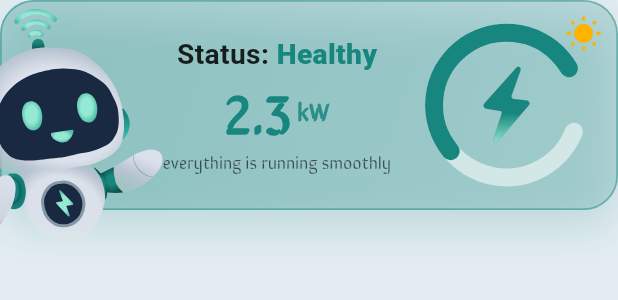
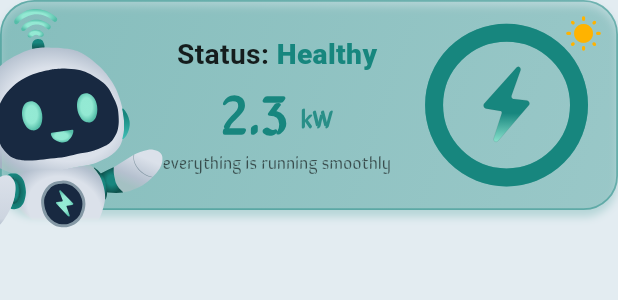
Before and after one commit to yaraHasan1/fluxa, a Flutter app: the StatusCard widget shown alone on an empty page, opened directly with empty values, on a phone screen of 412 x 824 dp. Shown: the top 300 px of the screen. Run offline on Flutter 3.47's test engine with Material 3 defaults, Android fonts, the phone set to English and light mode, and no system bars; our stand-ins replace equatable, flutter_bloc, flutter_svg, get_it, go_router.

Commit message:
feat(dashboard): tighten status card shadow and outline the readings

```diff
--- a/lib/features/dashboard/widgets/status_card.dart
+++ b/lib/features/dashboard/widgets/status_card.dart
@@ -50,10 +50,11 @@ class StatusCard extends StatelessWidget {
               ),
               boxShadow: [
                 BoxShadow(
-                  color: AppColors.teal.withValues(alpha: 0.18),
-                  blurRadius: 24,
-                  offset: const Offset(0, 12),
+                  color: AppColors.teal.withValues(alpha: 0.22),
+                  blurRadius: 4,
+                  offset: const Offset(0, 4),
                 ),
+
               ],
             ),
 
@@ -82,6 +83,13 @@ class StatusCard extends StatelessWidget {
                                 fontSize: context.sp(18),
                                 fontWeight: FontWeight.w900,
                                 color: AppColors.teal,
+                                shadows: [
+                                  Shadow(
+                                    color: AppColors.tealDark,
+                                    blurRadius: 0,
+                                    offset: const Offset(0, 0),
+                                  ),
+                                ],
                               ),
                             ),
                           ],
@@ -92,7 +100,7 @@ class StatusCard extends StatelessWidget {
 
                       Row(
                         mainAxisAlignment: MainAxisAlignment.center,
-                        crossAxisAlignment: CrossAxisAlignment.end,
+                        crossAxisAlignment: CrossAxisAlignment.start,
                         children: [
                           Text(
                             kilowatts.toStringAsFixed(1),
@@ -101,18 +109,30 @@ class StatusCard extends StatelessWidget {
                               fontWeight: FontWeight.w900,
                               color: AppColors.teal,
                               height: 0.9,
+                              shadows: [
+                                Shadow(
+                                  color: AppColors.tealDark,
+                                  blurRadius: 0,
+                                  offset: const Offset(0, 0),
+                                ),
+                              ],
                             ),
                           ),
-                          Padding(
-                            padding: EdgeInsets.only(bottom: context.r(6)),
-                            child: Text(
-                              ' kW',
-                              style: AppTextStyles.readingUnit.copyWith(
-                                fontSize: context.sp(16),
-                                fontWeight: FontWeight.w700,
-                                color: AppColors.teal.withValues(alpha: 0.85),
+                          SizedBox(width: context.r(8)),
+                          Column(
+                            mainAxisSize: MainAxisSize.min,
+                            crossAxisAlignment: CrossAxisAlignment.end,
+                            children: [
+                              SizedBox(height: context.r(10)),
+                              Text(
+                                'kW',
+                                style: AppTextStyles.readingUnit.copyWith(
+                                  fontSize: context.sp(16),
+                                  fontWeight: FontWeight.w700,
+                                  color: AppColors.teal.withValues(alpha: 0.85),
+                                ),
                               ),
-                            ),
+                            ],
                           ),
                         ],
                       ),
@@ -226,35 +246,21 @@ class _RingPainter extends CustomPainter {
       size.height - stroke,
     );
 
-    // Background arc
     final bg = Paint()
-      ..color = Colors.white.withValues(alpha: 0.55)
+      ..color = color.withOpacity(0.35)
       ..style = PaintingStyle.stroke
       ..strokeWidth = stroke
       ..strokeCap = StrokeCap.round;
 
-    canvas.drawArc(
-      rect,
-      math.pi * 0.12,
-      math.pi * 1.55,
-      false,
-      bg,
-    );
+    canvas.drawOval(rect, bg);
 
-    // Foreground arc
     final fg = Paint()
       ..color = color
       ..style = PaintingStyle.stroke
       ..strokeWidth = stroke
       ..strokeCap = StrokeCap.round;
 
-    canvas.drawArc(
-      rect,
-      math.pi * 0.78,
-      math.pi * 1.05,
-      false,
-      fg,
-    );
+    canvas.drawOval(rect, fg);
   }
 
   @override
```
